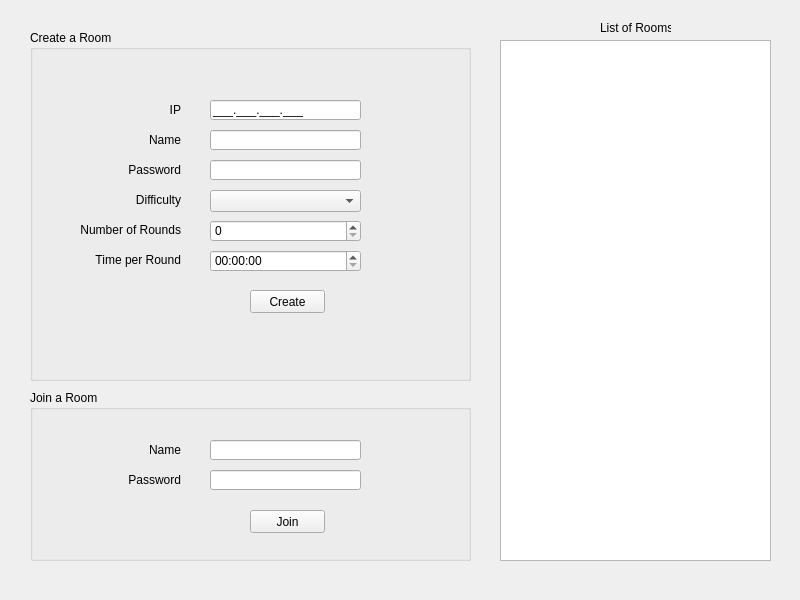
Old version of the form klient/MainWindow.ui in the repository hkereb/Hangman.
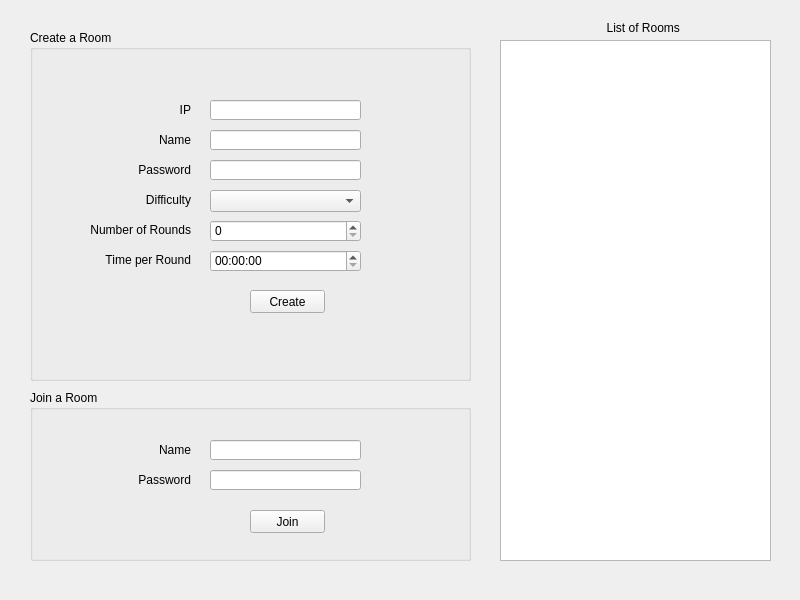
New version of the form. The open tabs and pages were chosen to show the change.

Commit message: add missing object names (gui)

The edit to the form file:
```diff
--- a/klient/MainWindow.ui
+++ b/klient/MainWindow.ui
@@ -35,7 +35,7 @@
    </size>
   </property>
   <property name="toolButtonStyle">
-   <enum>Qt::ToolButtonStyle::ToolButtonFollowStyle</enum>
+   <enum>Qt::ToolButtonStyle::ToolButtonIconOnly</enum>
   </property>
   <widget class="QWidget" name="centralwidget">
    <widget class="QStackedWidget" name="stackedWidget">
@@ -160,7 +160,7 @@
        </rect>
       </property>
       <property name="title">
-       <string>Create a Room</string>
+       <string>Create a Room </string>
       </property>
       <widget class="QLineEdit" name="create_IP_field">
        <property name="geometry">
@@ -172,7 +172,7 @@
         </rect>
        </property>
        <property name="inputMask">
-        <string>000.000.000.000;_</string>
+        <string/>
        </property>
       </widget>
       <widget class="QLineEdit" name="create_name_field">
@@ -247,17 +247,17 @@
       <widget class="QLabel" name="label_2">
        <property name="geometry">
         <rect>
-         <x>100</x>
+         <x>110</x>
          <y>70</y>
          <width>51</width>
          <height>20</height>
         </rect>
        </property>
        <property name="layoutDirection">
-        <enum>Qt::LayoutDirection::RightToLeft</enum>
+        <enum>Qt::LayoutDirection::LeftToRight</enum>
        </property>
        <property name="text">
-        <string>IP</string>
+        <string> IP</string>
        </property>
        <property name="alignment">
         <set>Qt::AlignmentFlag::AlignRight|Qt::AlignmentFlag::AlignTrailing|Qt::AlignmentFlag::AlignVCenter</set>
@@ -269,14 +269,14 @@
       <widget class="QLabel" name="label_3">
        <property name="geometry">
         <rect>
-         <x>90</x>
+         <x>100</x>
          <y>100</y>
          <width>61</width>
          <height>20</height>
         </rect>
        </property>
        <property name="text">
-        <string>Name</string>
+        <string> Name</string>
        </property>
        <property name="alignment">
         <set>Qt::AlignmentFlag::AlignRight|Qt::AlignmentFlag::AlignTrailing|Qt::AlignmentFlag::AlignVCenter</set>
@@ -285,14 +285,14 @@
       <widget class="QLabel" name="label_4">
        <property name="geometry">
         <rect>
-         <x>90</x>
+         <x>100</x>
          <y>130</y>
          <width>61</width>
          <height>20</height>
         </rect>
        </property>
        <property name="text">
-        <string>Password</string>
+        <string> Password</string>
        </property>
        <property name="alignment">
         <set>Qt::AlignmentFlag::AlignRight|Qt::AlignmentFlag::AlignTrailing|Qt::AlignmentFlag::AlignVCenter</set>
@@ -301,46 +301,46 @@
       <widget class="QLabel" name="label_5">
        <property name="geometry">
         <rect>
-         <x>90</x>
+         <x>100</x>
          <y>160</y>
          <width>61</width>
          <height>20</height>
         </rect>
        </property>
        <property name="text">
-        <string>Difficulty</string>
+        <string> Difficulty</string>
        </property>
        <property name="alignment">
         <set>Qt::AlignmentFlag::AlignRight|Qt::AlignmentFlag::AlignTrailing|Qt::AlignmentFlag::AlignVCenter</set>
        </property>
       </widget>
-      <widget class="QLabel" name="label_6">
-       <property name="geometry">
-        <rect>
-         <x>50</x>
-         <y>190</y>
-         <width>101</width>
-         <height>20</height>
-        </rect>
-       </property>
-       <property name="text">
-        <string>Number of Rounds</string>
-       </property>
-       <property name="alignment">
-        <set>Qt::AlignmentFlag::AlignRight|Qt::AlignmentFlag::AlignTrailing|Qt::AlignmentFlag::AlignVCenter</set>
-       </property>
-      </widget>
-      <widget class="QLabel" name="label_7">
+      <widget class="QLabel" name="number_label">
        <property name="geometry">
         <rect>
          <x>60</x>
+         <y>190</y>
+         <width>101</width>
+         <height>20</height>
+        </rect>
+       </property>
+       <property name="text">
+        <string> Number of Rounds</string>
+       </property>
+       <property name="alignment">
+        <set>Qt::AlignmentFlag::AlignRight|Qt::AlignmentFlag::AlignTrailing|Qt::AlignmentFlag::AlignVCenter</set>
+       </property>
+      </widget>
+      <widget class="QLabel" name="time_label">
+       <property name="geometry">
+        <rect>
+         <x>70</x>
          <y>220</y>
          <width>91</width>
          <height>20</height>
         </rect>
        </property>
        <property name="text">
-        <string>Time per Round</string>
+        <string> Time per Round</string>
        </property>
        <property name="alignment">
         <set>Qt::AlignmentFlag::AlignRight|Qt::AlignmentFlag::AlignTrailing|Qt::AlignmentFlag::AlignVCenter</set>
@@ -357,7 +357,7 @@
        </rect>
       </property>
       <property name="title">
-       <string>Join a Room</string>
+       <string>Join a Room </string>
       </property>
       <widget class="QLineEdit" name="join_password_field">
        <property name="geometry">
@@ -416,14 +416,14 @@
       <widget class="QLabel" name="label_8">
        <property name="geometry">
         <rect>
-         <x>100</x>
+         <x>110</x>
          <y>50</y>
          <width>51</width>
          <height>20</height>
         </rect>
        </property>
        <property name="text">
-        <string>Name</string>
+        <string> Name</string>
        </property>
        <property name="alignment">
         <set>Qt::AlignmentFlag::AlignRight|Qt::AlignmentFlag::AlignTrailing|Qt::AlignmentFlag::AlignVCenter</set>
@@ -432,14 +432,14 @@
       <widget class="QLabel" name="label_9">
        <property name="geometry">
         <rect>
-         <x>90</x>
+         <x>100</x>
          <y>80</y>
          <width>61</width>
          <height>20</height>
         </rect>
        </property>
        <property name="text">
-        <string>Password</string>
+        <string> Password</string>
        </property>
        <property name="alignment">
         <set>Qt::AlignmentFlag::AlignRight|Qt::AlignmentFlag::AlignTrailing|Qt::AlignmentFlag::AlignVCenter</set>
@@ -461,12 +461,12 @@
        <rect>
         <x>600</x>
         <y>20</y>
-        <width>71</width>
+        <width>101</width>
         <height>16</height>
        </rect>
       </property>
       <property name="text">
-       <string>List of Rooms</string>
+       <string>  List of Rooms </string>
       </property>
      </widget>
     </widget>
```
Left out of the diff: 89 changed lines with no effect on the pictures. The commit also changes 2 other files.
